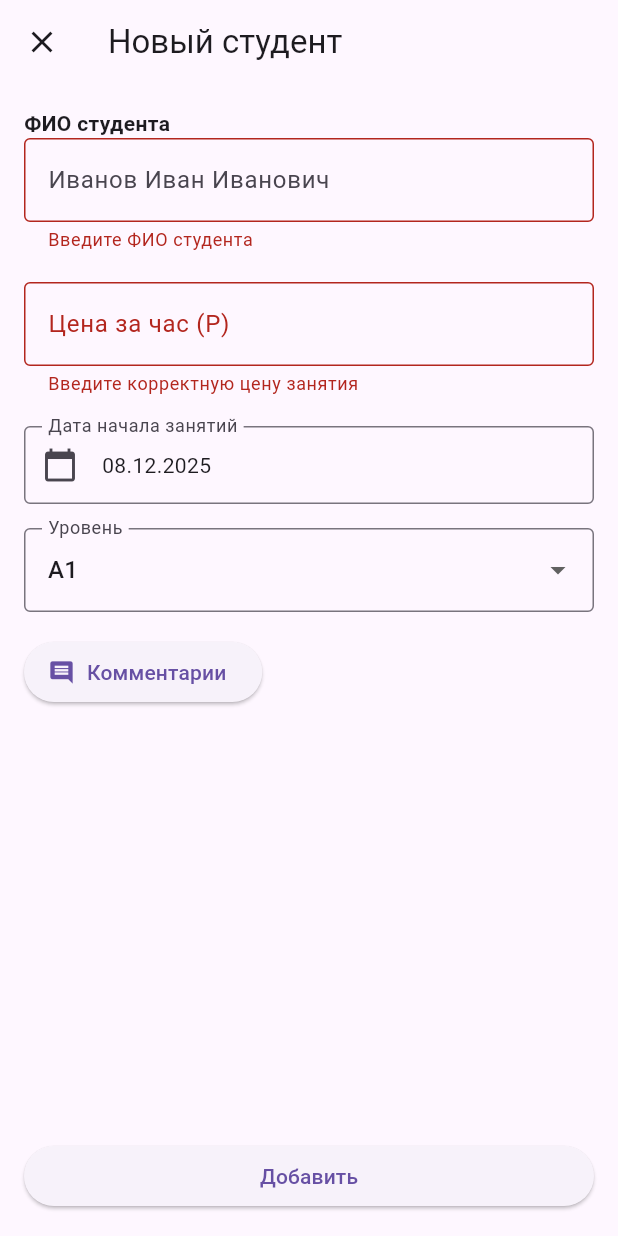
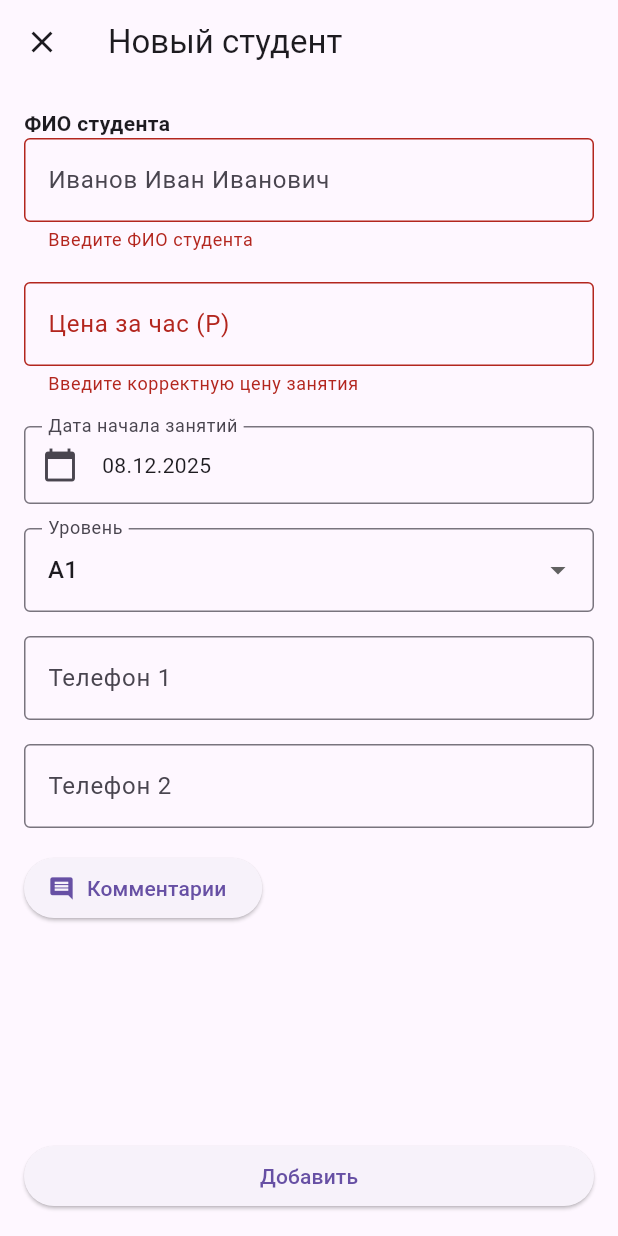
Before and after one commit to FairFire/repetitor3, a Flutter app: the StudentFormScreen screen opened directly, after a tap on "Добавить", on a phone screen of 412 x 824 dp. Run offline on Flutter 3.47's test engine with Material 3 defaults, Android fonts, the phone set to English and light mode, and no system bars; our stand-ins replace file_picker, permission_handler, sqflite; accounts and stored records are empty.

Commit message:
Добавил в карточку клиента два поля для номера моб телефона

```diff
--- a/lib/database/db_helper.dart
+++ b/lib/database/db_helper.dart
@@ -32,7 +32,9 @@ class DBHelper {
             fullName TEXT NOT NULL,
             price INTEGER NOT NULL,
             startDate INTEGER NOT NULL,
-            level TEXT NOT NULL
+            level TEXT NOT NULL,
+            phone1 TEXT,
+            phone2 TEXT
           )
         ''');
 
--- a/lib/models/student.dart
+++ b/lib/models/student.dart
@@ -4,6 +4,8 @@ class Student {
   int price;
   DateTime startDate;
   String level;
+  String? phone1;
+  String? phone2;
 
   Student({
     this.id,
@@ -11,6 +13,8 @@ class Student {
     required this.price,
     required this.startDate,
     required this.level,
+    this.phone1,
+    this.phone2,
   });
 
   Map<String, dynamic> toMap() {
@@ -20,6 +24,8 @@ class Student {
       'price': price,
       'startDate': startDate.millisecondsSinceEpoch,
       'level': level,
+      'phone1': phone1,
+      'phone2': phone2,
     };
   }
 
@@ -30,6 +36,8 @@ class Student {
       price: map['price'],
       startDate: DateTime.fromMillisecondsSinceEpoch(map['startDate']),
       level: map['level'],
+      phone1: map['phone1'],
+      phone2: map['phone2'],
     );
   }
 }
--- a/lib/screens/setting_screen.dart
+++ b/lib/screens/setting_screen.dart
@@ -73,7 +73,7 @@ class SettingScreen extends StatelessWidget {
       }
 
       final dbPath = await _getAddDbPath();
-      final targetFile = File(dbPath);
+      //final targetFile = File(dbPath);
 
       await sourceFile.copy(dbPath);
       _showMessage2(context, 'Успешно', 'База данных восстановлена');
--- a/lib/screens/student_form_screen.dart
+++ b/lib/screens/student_form_screen.dart
@@ -16,6 +16,8 @@ class _StudentFormScreenState extends State<StudentFormScreen> {
   final _formKey = GlobalKey<FormState>();
   late TextEditingController _nameController;
   late TextEditingController _priceController;
+  late TextEditingController _phone1Controller;
+  late TextEditingController _phone2Controller;
   late DateTime _startDate;
   late String _level;
   final _dbHelper = DBHelper();
@@ -30,6 +32,8 @@ class _StudentFormScreenState extends State<StudentFormScreen> {
     _priceController = TextEditingController(
       text: student?.price.toString() ?? '',
     );
+    _phone1Controller = TextEditingController(text: student?.phone1 ?? '');
+    _phone2Controller = TextEditingController(text: student?.phone2 ?? '');
     _startDate = student?.startDate ?? DateTime.now();
     _level = student?.level ?? 'A1';
   }
@@ -47,6 +51,12 @@ class _StudentFormScreenState extends State<StudentFormScreen> {
 
       final name = _nameController.text.trim();
       final price = int.tryParse(_priceController.text.trim()) ?? 1000;
+      final phone1 = _phone1Controller.text.trim().isEmpty
+          ? '-'
+          : _phone1Controller.text.trim();
+      final phone2 = _phone2Controller.text.trim().isEmpty
+          ? '-'
+          : _phone2Controller.text.trim();
 
       if (name.isEmpty || price <= 0) {
         return;
@@ -58,6 +68,8 @@ class _StudentFormScreenState extends State<StudentFormScreen> {
         price: price,
         startDate: _startDate,
         level: _level,
+        phone1: phone1,
+        phone2: phone2,
       );
 
       if (widget.student == null) {
@@ -169,6 +181,27 @@ class _StudentFormScreenState extends State<StudentFormScreen> {
                 ),
               ),
               SizedBox(height: 16),
+              TextFormField(
+                controller: _phone1Controller,
+                decoration: const InputDecoration(
+                  labelText: 'Телефон 1',
+                  hintText: 'Необязательное поле',
+                  border: OutlineInputBorder(),
+                ),
+                keyboardType: TextInputType.phone,
+              ),
+              SizedBox(height: 16),
+              TextFormField(
+                controller: _phone2Controller,
+                decoration: const InputDecoration(
+                  labelText: 'Телефон 2',
+                  hintText: 'Необязательное поле',
+                  border: OutlineInputBorder(),
+                ),
+                keyboardType: TextInputType.phone,
+              ),
+
+              SizedBox(height: 16),
               ElevatedButton.icon(
                 onPressed: () {
                   final student = widget.student;
```
